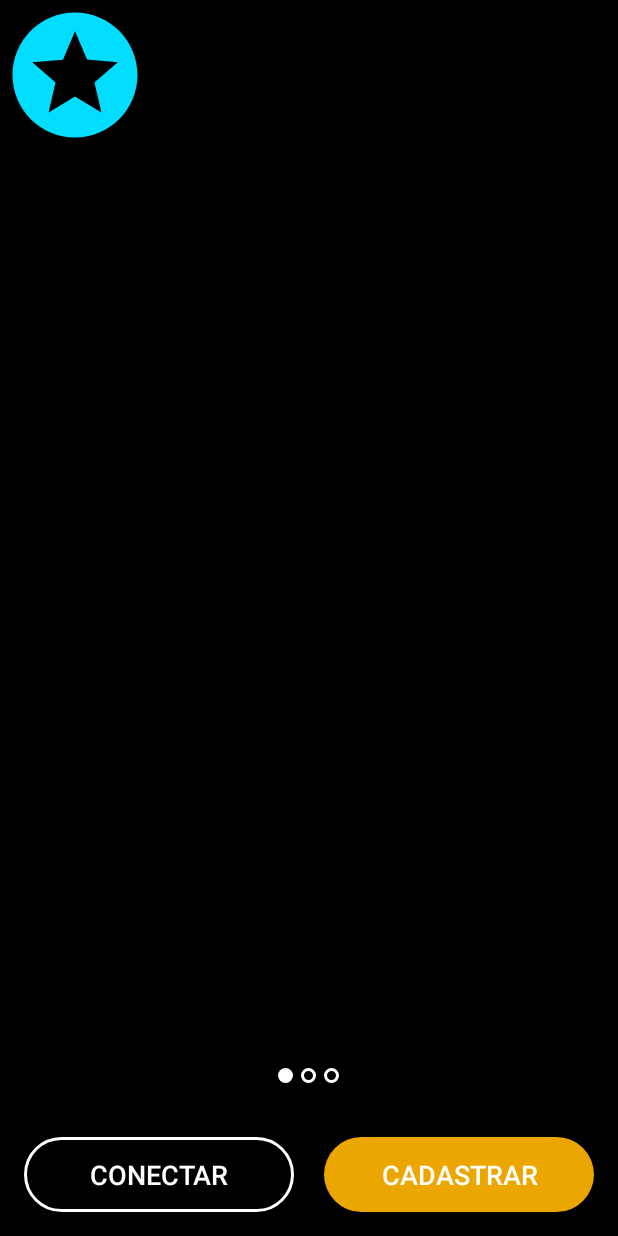
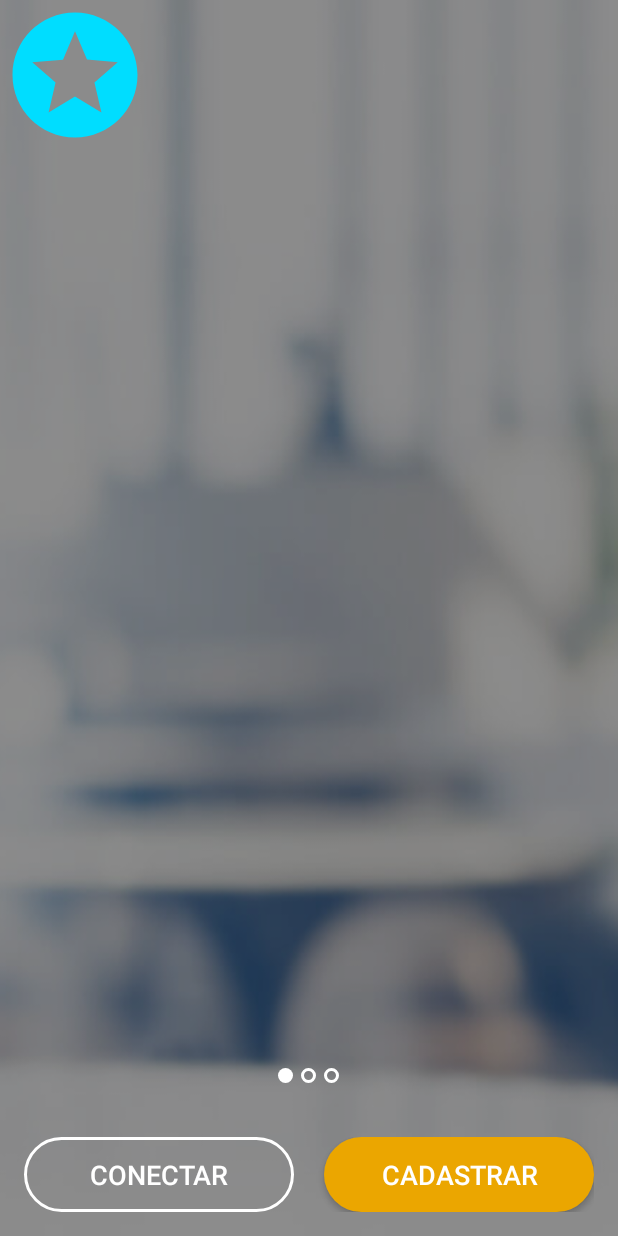
Before and after one commit to rodrigohenriques/hackathon-m4u-portador, an Android app: the screen it shows after launch (MainActivity), on a phone screen of 412 x 824 dp. Run offline under Robolectric (Android 15) with nearby library versions, the light colour scheme and no system bars; our stand-ins replace ButterKnife.

Commit message:
added backgroud.

```diff
--- a/app/src/main/res/layout/activity_main.xml
+++ b/app/src/main/res/layout/activity_main.xml
@@ -3,7 +3,7 @@
     xmlns:tools="http://schemas.android.com/tools"
     android:layout_width="match_parent"
     android:layout_height="match_parent"
-    android:background="@android:color/black"
+    android:background="@drawable/background"
     tools:context=".ui.activity.MainActivity">
 
 
```
Also changed, not shown: app/src/main/res/drawable-xxhdpi/background.png (added), app/src/main/res/drawble-xxhdpi/background.png (added).
